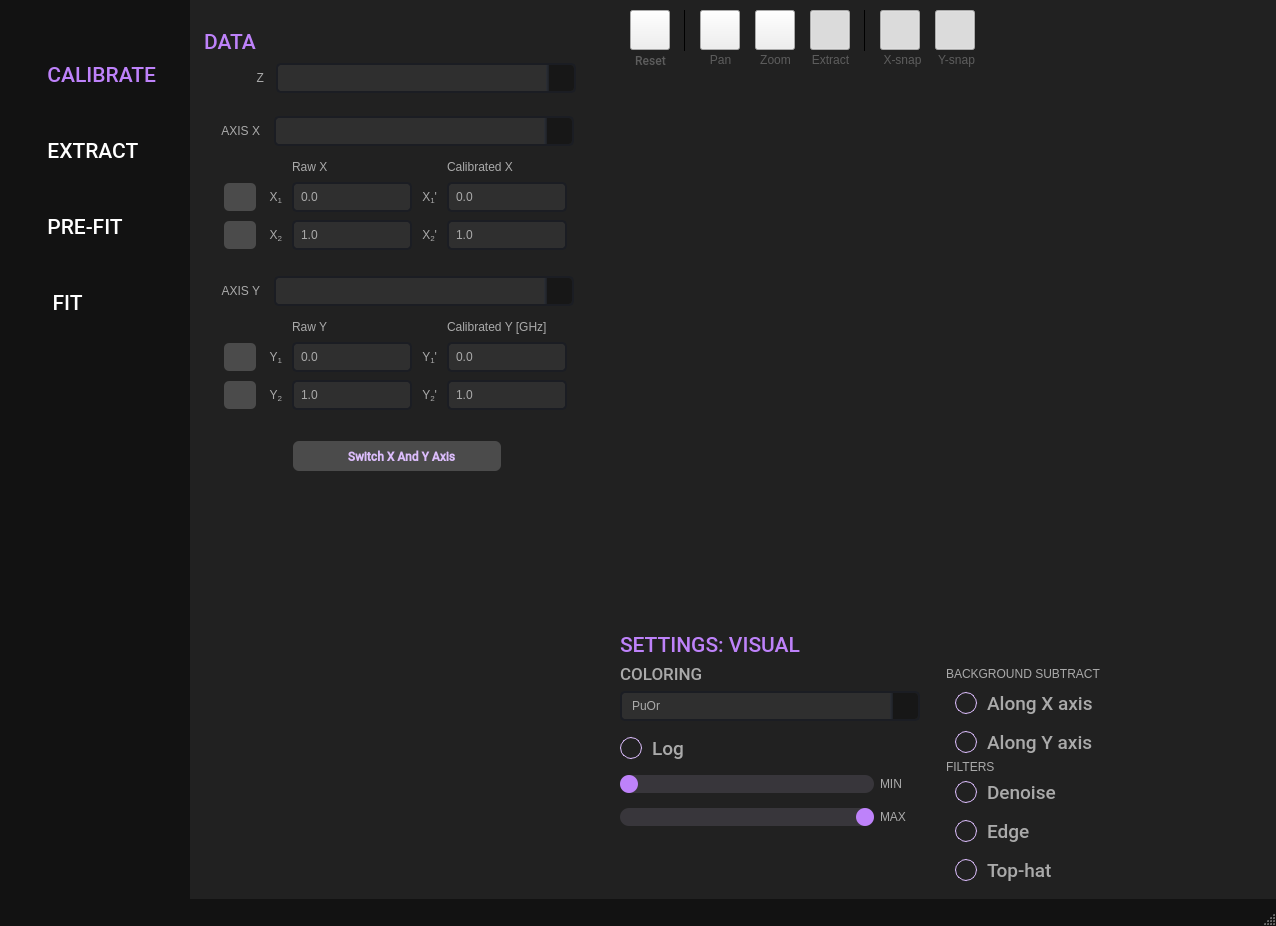
This is resources/ui_window.ui in scqubits/qfit as Qt 5 draws it before an edit. The edited form follows.
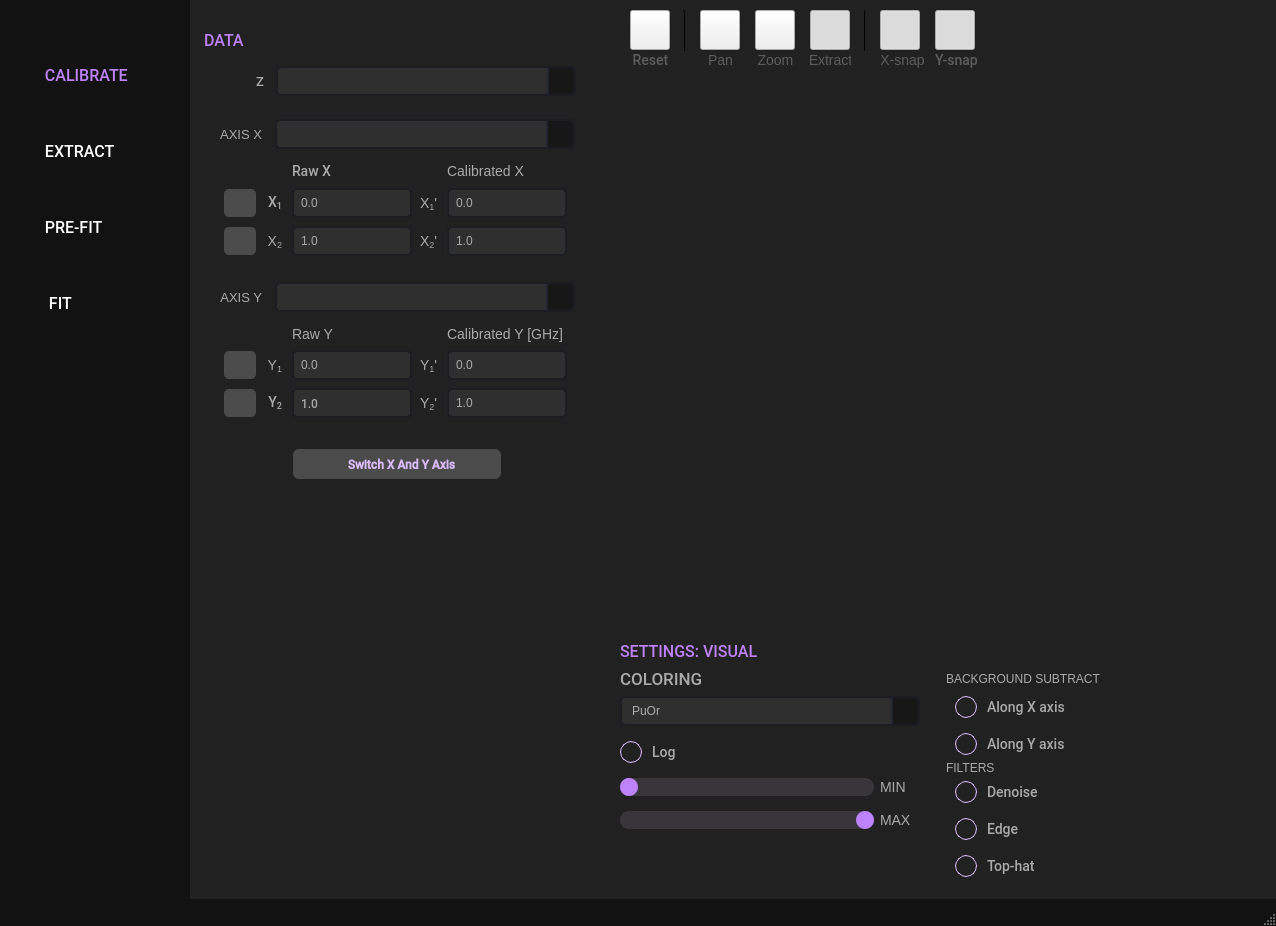
This is the edited form. The open tabs and pages were chosen to show the change. Icons and pictures are not drawn. Custom widgets are drawn as their Qt base class.

Commit message: Change font size specification from pt to px so that font sizes are correctly scaled on high-DPI screens

Diff of the .ui file:
```diff
--- a/resources/ui_window.ui
+++ b/resources/ui_window.ui
@@ -38,7 +38,8 @@
   <property name="font">
    <font>
     <family>Roboto Medium</family>
-    <pointsize>7</pointsize>
+    <pointsize>13</pointsize>
+    <fontweight>Light</fontweight>
    </font>
   </property>
   <property name="windowTitle">
@@ -73,6 +74,7 @@
 
 QLabel {
 	color: rgb(170, 170, 170);
+    font-size: 14px;
 }
 
 /* LINE EDIT */
@@ -183,6 +185,7 @@
 QCheckBox {
 	color: #AAAAAA;
     spacing: 10px;
+    font-size: 14px;
 }
 
 QCheckBox::indicator {
@@ -208,6 +211,7 @@
 QRadioButton {
 	color: #AAAAAA;
     spacing: 10px;
+    font-size: 14px;
 }
 
 QRadioButton::indicator {
@@ -524,7 +528,7 @@
           <enum>QFrame::Raised</enum>
          </property>
          <property name="currentIndex">
-          <number>0</number>
+          <number>1</number>
          </property>
          <widget class="QWidget" name="calibrationPage">
           <property name="sizePolicy">
@@ -606,7 +610,7 @@
                 <property name="font">
                  <font>
                   <family>Roboto Medium</family>
-                  <pointsize>14</pointsize>
+                  <pointsize>-1</pointsize>
                   <kerning>false</kerning>
                  </font>
                 </property>
@@ -614,6 +618,7 @@
                  <string notr="true">QPushButton {
 color: #DBBCFB;
 background-color: transparent;
+font-size: 14px;
 }
 
 QPushButton::checked {
@@ -823,7 +828,7 @@
                       <property name="font">
                        <font>
                         <family>Roboto Medium</family>
-                        <pointsize>14</pointsize>
+                        <pointsize>-1</pointsize>
                        </font>
                       </property>
                       <property name="toolTip">
@@ -851,7 +856,7 @@
                       <property name="font">
                        <font>
                         <family>Roboto Medium</family>
-                        <pointsize>14</pointsize>
+                        <pointsize>-1</pointsize>
                        </font>
                       </property>
                       <property name="toolTip">
@@ -916,7 +921,7 @@
                       <property name="font">
                        <font>
                         <family>Roboto Medium</family>
-                        <pointsize>14</pointsize>
+                        <pointsize>-1</pointsize>
                        </font>
                       </property>
                       <property name="toolTip">
@@ -932,7 +937,7 @@
                       <property name="font">
                        <font>
                         <family>Roboto Medium</family>
-                        <pointsize>14</pointsize>
+                        <pointsize>-1</pointsize>
                        </font>
                       </property>
                       <property name="toolTip">
@@ -948,7 +953,7 @@
                       <property name="font">
                        <font>
                         <family>Roboto Medium</family>
-                        <pointsize>14</pointsize>
+                        <pointsize>-1</pointsize>
                        </font>
                       </property>
                       <property name="toolTip">
@@ -1035,7 +1040,7 @@
                    <property name="font">
                     <font>
                      <family>Roboto Medium</family>
-                     <pointsize>14</pointsize>
+                     <pointsize>-1</pointsize>
                     </font>
                    </property>
                    <property name="layoutDirection">
@@ -1204,22 +1209,27 @@
                  <bool>true</bool>
                 </property>
                 <property name="sizePolicy">
-                 <sizepolicy hsizetype="Preferred" vsizetype="Preferred">
+                 <sizepolicy hsizetype="Preferred" vsizetype="Fixed">
                   <horstretch>0</horstretch>
                   <verstretch>0</verstretch>
                  </sizepolicy>
                 </property>
+                <property name="minimumSize">
+                 <size>
+                  <width>0</width>
+                  <height>23</height>
+                 </size>
+                </property>
                 <property name="font">
                  <font>
                   <family>Roboto Medium</family>
-                  <pointsize>16</pointsize>
-                  <italic>false</italic>
+                  <pointsize>-1</pointsize>
                   <fontweight>Light</fontweight>
                  </font>
                 </property>
                 <property name="styleSheet">
                  <string notr="true">color: rgb(190, 130, 250);
-</string>
+ font-size:16px;</string>
                 </property>
                 <property name="frameShape">
                  <enum>QFrame::NoFrame</enum>
@@ -1228,7 +1238,7 @@
                  <string>SETTINGS: VISUAL</string>
                 </property>
                 <property name="alignment">
-                 <set>Qt::AlignLeading|Qt::AlignLeft|Qt::AlignTop</set>
+                 <set>Qt::AlignLeading|Qt::AlignLeft|Qt::AlignVCenter</set>
                 </property>
                 <property name="margin">
                  <number>0</number>
@@ -1358,7 +1368,7 @@
                 <property name="font">
                  <font>
                   <family>Roboto Medium</family>
-                  <pointsize>13</pointsize>
+                  <pointsize>-1</pointsize>
                   <bold>true</bold>
                  </font>
                 </property>
@@ -1518,13 +1528,14 @@
                    <property name="font">
                     <font>
                      <family>Roboto Medium</family>
-                     <pointsize>16</pointsize>
+                     <pointsize>-1</pointsize>
                      <italic>false</italic>
                      <fontweight>Light</fontweight>
                     </font>
                    </property>
                    <property name="styleSheet">
-                    <string notr="true">color: rgb(190, 130, 250);</string>
+                    <string notr="true">color: rgb(190, 130, 250);
+ font-size: 16px;</string>
                    </property>
                    <property name="text">
                     <string>SETTINGS: NUMERICAL SPECTRUM</string>
@@ -1536,6 +1547,12 @@
                  </item>
                  <item>
                   <widget class="QPushButton" name="numericalSpectrumSettingsHelpPushButton">
+                   <property name="sizePolicy">
+                    <sizepolicy hsizetype="Minimum" vsizetype="Fixed">
+                     <horstretch>0</horstretch>
+                     <verstretch>0</verstretch>
+                    </sizepolicy>
+                   </property>
                    <property name="styleSheet">
                     <string notr="true">QPushButton {
     border: none;
@@ -1914,7 +1931,7 @@
                 <property name="font">
                  <font>
                   <family>Roboto Medium</family>
-                  <pointsize>13</pointsize>
+                  <pointsize>-1</pointsize>
                   <bold>true</bold>
                  </font>
                 </property>
@@ -2004,17 +2021,23 @@
                   <verstretch>0</verstretch>
                  </sizepolicy>
                 </property>
+                <property name="minimumSize">
+                 <size>
+                  <width>0</width>
+                  <height>23</height>
+                 </size>
+                </property>
                 <property name="font">
                  <font>
                   <family>Roboto Medium</family>
-                  <pointsize>16</pointsize>
+                  <pointsize>-1</pointsize>
                   <italic>false</italic>
                   <fontweight>Light</fontweight>
                  </font>
                 </property>
                 <property name="styleSheet">
                  <string notr="true">color: rgb(190, 130, 250);
-</string>
+ font-size: 16px;</string>
                 </property>
                 <property name="text">
                  <string>SETTINGS: FIT</string>
@@ -2251,10 +2274,13 @@
             <property name="font">
              <font>
               <family>Roboto Medium</family>
-              <pointsize>16</pointsize>
+              <pointsize>-1</pointsize>
               <fontweight>Light</fontweight>
              </font>
             </property>
+            <property name="styleSheet">
+             <string notr="true">font-size: 16px;</string>
+            </property>
             <property name="text">
              <string>   FIT</string>
             </property>
@@ -2293,10 +2319,13 @@
             <property name="font">
              <font>
               <family>Roboto Medium</family>
-              <pointsize>16</pointsize>
+              <pointsize>-1</pointsize>
               <fontweight>Light</fontweight>
              </font>
             </property>
+            <property name="styleSheet">
+             <string notr="true">font-size: 16px;</string>
+            </property>
             <property name="text">
              <string>  EXTRACT</string>
             </property>
@@ -2351,10 +2380,13 @@
             <property name="font">
              <font>
               <family>Roboto Medium</family>
-              <pointsize>16</pointsize>
+              <pointsize>-1</pointsize>
               <fontweight>Light</fontweight>
              </font>
             </property>
+            <property name="styleSheet">
+             <string notr="true">font-size: 16px;</string>
+            </property>
             <property name="text">
              <string>  CALIBRATE</string>
             </property>
@@ -2452,10 +2484,13 @@
             <property name="font">
              <font>
               <family>Roboto Medium</family>
-              <pointsize>16</pointsize>
+              <pointsize>-1</pointsize>
               <fontweight>Light</fontweight>
              </font>
             </property>
+            <property name="styleSheet">
+             <string notr="true">font-size: 16px;</string>
+            </property>
             <property name="text">
              <string>  PRE-FIT</string>
             </property>
@@ -2797,6 +2832,7 @@
           <property name="font">
            <font>
             <family>Roboto Medium</family>
+            <pointsize>-1</pointsize>
             <bold>false</bold>
            </font>
           </property>
@@ -2895,6 +2931,12 @@
             <height>20</height>
            </rect>
           </property>
+          <property name="font">
+           <font>
+            <family>Roboto Medium</family>
+            <pointsize>-1</pointsize>
+           </font>
+          </property>
           <property name="styleSheet">
            <string notr="true">color: #5d5d5d; background-color: transparent;</string>
           </property>
@@ -2941,7 +2983,7 @@
           <enum>QFrame::Raised</enum>
          </property>
          <property name="currentIndex">
-          <number>0</number>
+          <number>1</number>
          </property>
          <widget class="DataExtractingWidget" name="extractPointsWidget">
           <property name="sizePolicy">
@@ -2965,6 +3007,11 @@
                <height>0</height>
               </size>
              </property>
+             <property name="font">
+              <font>
+               <family>Roboto Medium</family>
+              </font>
+             </property>
              <property name="cursor">
               <cursorShape>ArrowCursor</cursorShape>
              </property>
@@ -3014,7 +3061,7 @@
                  <item>
                   <widget class="QLabel" name="label_5">
                    <property name="sizePolicy">
-                    <sizepolicy hsizetype="Preferred" vsizetype="Fixed">
+                    <sizepolicy hsizetype="Minimum" vsizetype="Fixed">
                      <horstretch>0</horstretch>
                      <verstretch>0</verstretch>
                     </sizepolicy>
@@ -3022,24 +3069,28 @@
                    <property name="minimumSize">
                     <size>
                      <width>0</width>
-                     <height>15</height>
+                     <height>23</height>
                     </size>
                    </property>
                    <property name="font">
                     <font>
                      <family>Roboto Medium</family>
-                     <pointsize>16</pointsize>
+                     <pointsize>-1</pointsize>
                      <fontweight>Light</fontweight>
                     </font>
                    </property>
                    <property name="styleSheet">
-                    <string notr="true">color: rgb(190, 130, 250);</string>
+                    <string notr="true">QLabel {
+    font-family: &quot;Roboto Medium&quot;;
+    font-size: 16px;
+    color: rgb(190, 130, 250);
+}</string>
                    </property>
                    <property name="text">
                     <string>DATA</string>
                    </property>
                    <property name="alignment">
-                    <set>Qt::AlignLeading|Qt::AlignLeft|Qt::AlignTop</set>
+                    <set>Qt::AlignLeading|Qt::AlignLeft|Qt::AlignVCenter</set>
                    </property>
                   </widget>
                  </item>
@@ -3108,6 +3159,15 @@
                      <height>0</height>
                     </size>
                    </property>
+                   <property name="font">
+                    <font>
+                     <family>Roboto Medium</family>
+                     <pointsize>-1</pointsize>
+                    </font>
+                   </property>
+                   <property name="styleSheet">
+                    <string notr="true">font-size: 13px;</string>
+                   </property>
                    <property name="text">
                     <string notr="true">Z</string>
                    </property>
@@ -3170,6 +3230,9 @@
                      <verstretch>0</verstretch>
                     </sizepolicy>
                    </property>
+                   <property name="styleSheet">
+                    <string notr="true">font-size: 13px;</string>
+                   </property>
                    <property name="text">
                     <string notr="true">AXIS X</string>
                    </property>
@@ -3360,6 +3423,12 @@
                      <verstretch>0</verstretch>
                     </sizepolicy>
                    </property>
+                   <property name="font">
+                    <font>
+                     <family>Roboto Medium</family>
+                     <pointsize>-1</pointsize>
+                    </font>
+                   </property>
                    <property name="text">
                     <string notr="true">&lt;html&gt;&lt;head/&gt;&lt;body&gt;&lt;p align=&quot;right&quot;&gt;X&lt;span style=&quot; vertical-align:sub;&quot;&gt;1&lt;/span&gt;&lt;/p&gt;&lt;/body&gt;&lt;/html&gt;</string>
                    </property>
@@ -3554,6 +3623,12 @@
                      <verstretch>0</verstretch>
                     </sizepolicy>
                    </property>
+                   <property name="font">
+                    <font>
+                     <family>Roboto Medium</family>
+                     <pointsize>-1</pointsize>
+                    </font>
+                   </property>
                    <property name="text">
                     <string>&lt;html&gt;&lt;head/&gt;&lt;body&gt;&lt;p&gt;Raw X&lt;/p&gt;&lt;/body&gt;&lt;/html&gt;</string>
                    </property>
@@ -3620,6 +3695,9 @@
                      <verstretch>0</verstretch>
                     </sizepolicy>
                    </property>
+                   <property name="styleSheet">
+                    <string notr="true">font-size: 13px;</string>
+                   </property>
                    <property name="text">
                     <string notr="true">AXIS Y</string>
                    </property>
@@ -3760,6 +3838,11 @@
                      <height>16777215</height>
                     </size>
                    </property>
+                   <property name="font">
+                    <font>
+                     <family>Roboto Medium</family>
+                    </font>
+                   </property>
                    <property name="toolTip">
                     <string notr="true"/>
                    </property>
@@ -3917,6 +4000,12 @@
                      <verstretch>0</verstretch>
                     </sizepolicy>
                    </property>
+                   <property name="font">
+                    <font>
+                     <family>Roboto Medium</family>
+                     <pointsize>-1</pointsize>
+                    </font>
+                   </property>
                    <property name="text">
                     <string notr="true">&lt;html&gt;&lt;head/&gt;&lt;body&gt;&lt;p align=&quot;right&quot;&gt;Y&lt;span style=&quot; vertical-align:sub;&quot;&gt;2&lt;/span&gt;&lt;/p&gt;&lt;/body&gt;&lt;/html&gt;</string>
                    </property>
@@ -4243,7 +4332,7 @@
                       <property name="font">
                        <font>
                         <family>Roboto Medium</family>
-                        <pointsize>12</pointsize>
+                        <pointsize>13</pointsize>
                         <bold>true</bold>
                        </font>
                       </property>
@@ -4301,7 +4390,7 @@
                       <property name="font">
                        <font>
                         <family>Roboto Medium</family>
-                        <pointsize>12</pointsize>
+                        <pointsize>13</pointsize>
                         <bold>true</bold>
                        </font>
                       </property>
@@ -4354,21 +4443,28 @@
                      <verstretch>0</verstretch>
                     </sizepolicy>
                    </property>
+                   <property name="minimumSize">
+                    <size>
+                     <width>0</width>
+                     <height>23</height>
+                    </size>
+                   </property>
                    <property name="font">
                     <font>
                      <family>Roboto Medium</family>
-                     <pointsize>16</pointsize>
+                     <pointsize>-1</pointsize>
                      <fontweight>Light</fontweight>
                     </font>
                    </property>
                    <property name="styleSheet">
-                    <string notr="true">color: rgb(190, 130, 250);</string>
+                    <string notr="true">color: rgb(190, 130, 250);
+ font-size:16px;</string>
                    </property>
                    <property name="text">
                     <string>TRANSITIONS</string>
                    </property>
                    <property name="alignment">
-                    <set>Qt::AlignLeading|Qt::AlignLeft|Qt::AlignTop</set>
+                    <set>Qt::AlignLeading|Qt::AlignLeft|Qt::AlignVCenter</set>
                    </property>
                   </widget>
                  </item>
@@ -4510,7 +4606,7 @@
                          <property name="font">
                           <font>
                            <family>Roboto Medium</family>
-                           <pointsize>14</pointsize>
+                           <pointsize>-1</pointsize>
                           </font>
                          </property>
                          <property name="text">
@@ -4570,6 +4666,14 @@
                            <verstretch>0</verstretch>
                           </sizepolicy>
                          </property>
+                         <property name="font">
+                          <font>
+                           <family>Roboto</family>
+                           <pointsize>13</pointsize>
+                           <italic>false</italic>
+                           <bold>false</bold>
+                          </font>
+                         </property>
                          <property name="toolTip">
                           <string notr="true"/>
                          </property>
@@ -4845,7 +4949,8 @@
                          <property name="font">
                           <font>
                            <family>Roboto Medium</family>
-                           <pointsize>14</pointsize>
+                           <pointsize>-1</pointsize>
+                           <kerning>true</kerning>
                           </font>
                          </property>
                          <property name="toolTip">
@@ -4870,7 +4975,7 @@
                          <property name="font">
                           <font>
                            <family>Roboto Medium</family>
-                           <pointsize>14</pointsize>
+                           <pointsize>-1</pointsize>
                           </font>
                          </property>
                          <property name="toolTip">
@@ -5015,6 +5120,9 @@
                               <height>30</height>
                              </size>
                             </property>
+                            <property name="styleSheet">
+                             <string notr="true"/>
+                            </property>
                             <property name="placeholderText">
                              <string notr="true">&lt;level subsys1&gt;, &lt;level subsys2&gt;, ...</string>
                             </property>
@@ -5319,15 +5427,22 @@
                      <verstretch>0</verstretch>
                     </sizepolicy>
                    </property>
+                   <property name="minimumSize">
+                    <size>
+                     <width>0</width>
+                     <height>23</height>
+                    </size>
+                   </property>
                    <property name="font">
                     <font>
                      <family>Roboto Medium</family>
-                     <pointsize>16</pointsize>
+                     <pointsize>-1</pointsize>
                      <fontweight>Light</fontweight>
                     </font>
                    </property>
                    <property name="styleSheet">
-                    <string notr="true">color: rgb(190, 130, 250);</string>
+                    <string notr="true">color: rgb(190, 130, 250); 
+ font-size: 16px;</string>
                    </property>
                    <property name="frameShape">
                     <enum>QFrame::NoFrame</enum>
@@ -5335,9 +5450,6 @@
                    <property name="text">
                     <string>PRE-FIT</string>
                    </property>
-                   <property name="margin">
-                    <number>3</number>
-                   </property>
                   </widget>
                  </item>
                  <item>
@@ -5401,7 +5513,7 @@
                    <x>0</x>
                    <y>0</y>
                    <width>381</width>
-                   <height>428</height>
+                   <height>427</height>
                   </rect>
                  </property>
                  <layout class="QVBoxLayout" name="verticalLayout_11">
@@ -5512,7 +5624,7 @@
                 <property name="font">
                  <font>
                   <family>Roboto Medium</family>
-                  <pointsize>14</pointsize>
+                  <pointsize>-1</pointsize>
                   <bold>true</bold>
                  </font>
                 </property>
@@ -5524,6 +5636,7 @@
 color: #DBBCFB;
 background-color: #4B4B4B;
 border-radius: 6px;
+font-size: 14px;
 }
 
 QPushButton:pressed {
@@ -5562,7 +5675,7 @@
                  </size>
                 </property>
                 <property name="text">
-                 <string>AUTO-UPDATE</string>
+                 <string>Auto Update</string>
                 </property>
                </widget>
               </item>
@@ -5583,7 +5696,7 @@
                 <property name="font">
                  <font>
                   <family>Roboto Medium</family>
-                  <pointsize>14</pointsize>
+                  <pointsize>-1</pointsize>
                   <bold>true</bold>
                   <kerning>true</kerning>
                  </font>
@@ -5599,6 +5712,7 @@
 color: #212121;
 background-color: #BE82FA;
 border-radius: 6px;
+font-size: 14px;
 }
 
 QPushButton:pressed{
@@ -5797,7 +5911,7 @@
                  <item>
                   <widget class="QLabel" name="fitLabel">
                    <property name="sizePolicy">
-                    <sizepolicy hsizetype="Preferred" vsizetype="Preferred">
+                    <sizepolicy hsizetype="Preferred" vsizetype="Fixed">
                      <horstretch>0</horstretch>
                      <verstretch>0</verstretch>
                     </sizepolicy>
@@ -5805,7 +5919,7 @@
                    <property name="minimumSize">
                     <size>
                      <width>0</width>
-                     <height>0</height>
+                     <height>23</height>
                     </size>
                    </property>
                    <property name="maximumSize">
@@ -5817,12 +5931,13 @@
                    <property name="font">
                     <font>
                      <family>Roboto Medium</family>
-                     <pointsize>16</pointsize>
+                     <pointsize>-1</pointsize>
                      <fontweight>Light</fontweight>
                     </font>
                    </property>
                    <property name="styleSheet">
                     <string notr="true">color: rgb(190, 130, 250);
+font-size: 16px;
 </string>
                    </property>
                    <property name="frameShape">
@@ -5834,12 +5949,6 @@
                    <property name="alignment">
                     <set>Qt::AlignLeading|Qt::AlignLeft|Qt::AlignVCenter</set>
                    </property>
-                   <property name="margin">
-                    <number>0</number>
-                   </property>
-                   <property name="indent">
-                    <number>0</number>
-                   </property>
                   </widget>
                  </item>
                  <item>
@@ -5925,14 +6034,13 @@
                    </property>
                    <property name="minimumSize">
                     <size>
-                     <width>150</width>
+                     <width>160</width>
                      <height>30</height>
                     </size>
                    </property>
                    <property name="font">
                     <font>
                      <family>Roboto Medium</family>
-                     <pointsize>12</pointsize>
                      <bold>true</bold>
                     </font>
                    </property>
@@ -6016,6 +6124,7 @@
                    <property name="font">
                     <font>
                      <family>Roboto Medium</family>
+                     <pointsize>-1</pointsize>
                     </font>
                    </property>
                    <property name="text">
@@ -6153,7 +6262,7 @@
                 <property name="font">
                  <font>
                   <family>Roboto Medium</family>
-                  <pointsize>14</pointsize>
+                  <pointsize>-1</pointsize>
                   <bold>true</bold>
                  </font>
                 </property>
@@ -6165,6 +6274,7 @@
 color: #DBBCFB;
 background-color: #4B4B4B;
 border-radius: 6px;
+font-size: 14px;
 }
 
 QPushButton:pressed {
@@ -6250,7 +6360,7 @@
                 <property name="font">
                  <font>
                   <family>Roboto Medium</family>
-                  <pointsize>14</pointsize>
+                  <pointsize>-1</pointsize>
                   <bold>true</bold>
                  </font>
                 </property>
@@ -6259,6 +6369,7 @@
 color: #212121;
 background-color: #BE82FA;
 border-radius: 6px;
+font-size: 14px;
 }
 
 QPushButton:pressed{
```
The commit also changes 7 other files.
